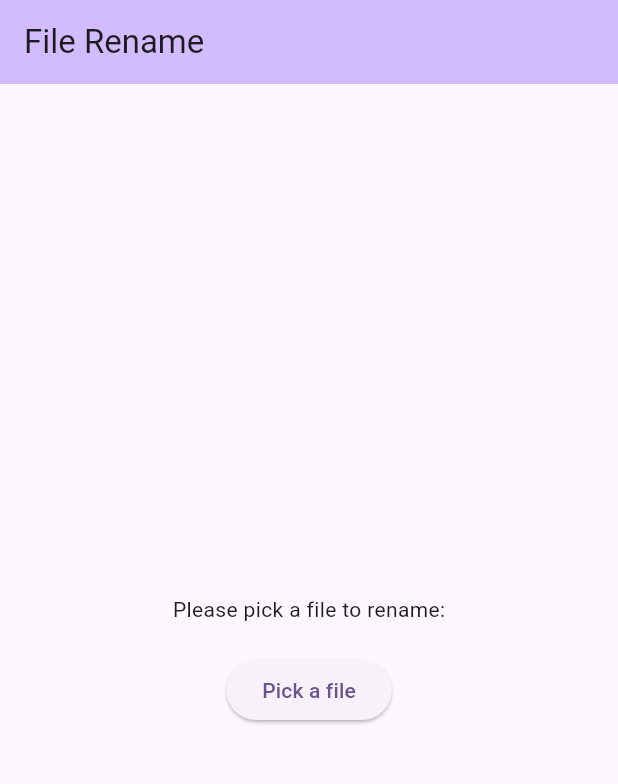
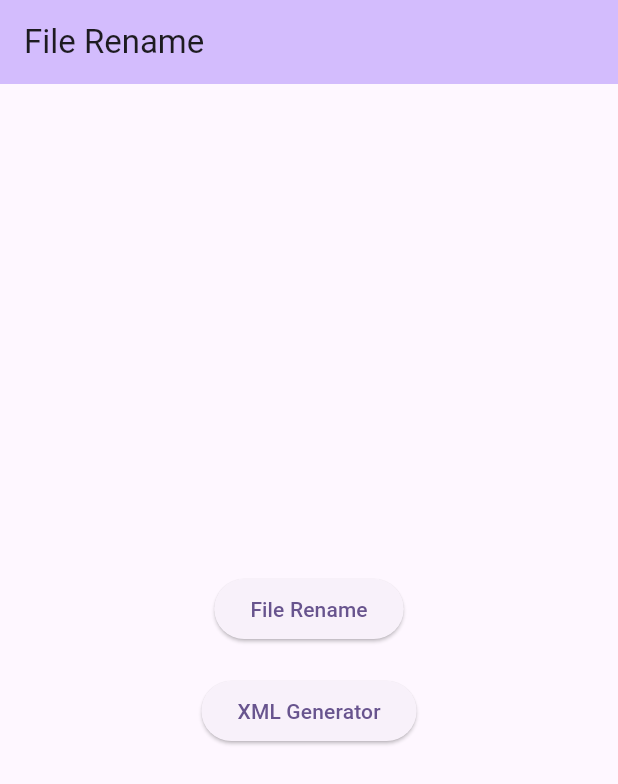
Before and after one commit to Nezouf/file_rename, a Flutter app: the screen it shows after launch, on a phone screen of 412 x 824 dp. Shown: the top 784 px of the screen. Run offline on Flutter 3.47's test engine with Material 3 defaults, Android fonts, the phone set to English and light mode, and no system bars; our stand-ins replace bloc, file_picker, flutter_bloc; project files that could hold a hidden picture were left out.

Commit message:
feat: add xml generation

```diff
--- a/lib/bloc/file_rename_cubit.dart
+++ b/lib/bloc/file_rename_cubit.dart
@@ -15,28 +15,65 @@ class FileRenameCubit extends Cubit<FileRenameState> {
 
   void pickFiles() async {
     emit(LoadingFiles());
-    FilePickerResult? result = await FilePicker.platform
-        .pickFiles(allowMultiple: true, allowCompression: false);
+    FilePickerResult? result = await FilePicker.platform.pickFiles(allowMultiple: true, allowCompression: false);
     if (result != null) {
       var files = result.paths.map((path) => File(path!)).toList();
       filmFiles = files.map((file) => FilmFile.fromFile(file)).toList();
       emit(FilesPicked(filmFiles));
+    } else {
+      emit(FilesPickInitial());
     }
   }
 
   renameFiles(List<FilmFile> filmFiles, String studio) {
     for (var filmFile in filmFiles) {
-      var newFileName = studio;
+      var newFileName = '[$studio]';
       if (filmFile.filmName.isNotEmpty) {
-        newFileName += ' - ${filmFile.filmName}';
+        newFileName += ' ${filmFile.filmName}';
       }
       if (filmFile.actorList.isNotEmpty) {
         newFileName += ' - ${filmFile.actorList.join(", ")}';
       }
-      filmFile.file
-          .renameSync('${filmFile.file.pathWithoutFileName}$newFileName.${filmFile.file.fileExtention}');
+      filmFile.file.renameSync('${filmFile.file.pathWithoutFileName}$newFileName.${filmFile.file.fileExtention}');
     }
     filmFiles.clear();
     emit(FilesPickInitial());
   }
+
+  generateXmlFile(List<File> files) {
+    RegExp regExp = RegExp(r'\[(.*?)\]\s*(.*?)\s*-\s*(.*)');
+    for (var file in files) {
+      RegExpMatch? match = regExp.firstMatch(file.fileNameWithoutExtension);
+      if (match != null) {
+        final studio = match.group(1) ?? '';
+        final film = match.group(2) ?? '';
+        final acteursString = match.group(3) ?? '';
+        List<String> acteurs = acteursString.split(RegExp(r',\s*|\s+and\s+')).map((acteur) => acteur.trim()).toList();
+        var xml = '';
+        xml += '<movie>\n';
+        xml += '  <title>${film}</title>\n';
+        xml += '  <originaltitle></originaltitle>\n';
+        xml += '  <sorttitle></sorttitle>\n';
+        xml += '  <set></set>\n';
+        xml += '  <rating></rating>\n';
+        xml += '  <releasedate>2000-06-15</releasedate>\n';
+        xml += '  <plot></plot>\n';
+        xml += '  <tagline></tagline>\n';
+        xml += '  <mpaa></mpaa>\n';
+        xml += '  <genre></genre>\n';
+        xml += '  <writer></writer>\n';
+        xml += '  <studio>$studio</studio>\n';
+        xml += '  <director></director>\n';
+        for (var actor in acteurs) {
+          xml += '  <actor>\n';
+          xml += '    <name>$actor</name>\n';
+          xml += '    <role></role>\n';
+          xml += '    <thumb></thumb>\n';
+          xml += '  </actor>\n';
+        }
+        xml += '</movie>\n';
+        File('${file.pathWithoutFileName}${file.fileNameWithoutExtension}.xml').writeAsStringSync(xml);
+      }
+    }
+  }
 }
--- a/lib/main.dart
+++ b/lib/main.dart
@@ -1,8 +1,5 @@
-import 'package:file_rename/bloc/file_rename_cubit.dart';
-import 'package:file_rename/bloc/option_cubit.dart';
-import 'package:file_rename/ui/pick_file_page.dart';
+import 'package:file_rename/ui/home_page.dart';
 import 'package:flutter/material.dart';
-import 'package:flutter_bloc/flutter_bloc.dart';
 
 void main() {
   runApp(const MyApp());
@@ -20,17 +17,7 @@ class MyApp extends StatelessWidget {
         colorScheme: ColorScheme.fromSeed(seedColor: Colors.deepPurple),
         useMaterial3: true,
       ),
-      home: MultiBlocProvider(
-        providers: [
-          BlocProvider<FileRenameCubit>(
-            create: (context) => FileRenameCubit(),
-          ),
-          BlocProvider<OptionCubit>(
-            create: (context) => OptionCubit(),
-          ),
-        ],
-        child: PickFilePage(),
-      ),
+      home: const HomePage(),
     );
   }
 }
--- /dev/null
+++ b/lib/ui/home_page.dart
@@ -0,0 +1,59 @@
+import 'package:file_rename/bloc/file_rename_cubit.dart';
+import 'package:file_rename/bloc/option_cubit.dart';
+import 'package:file_rename/ui/pick_file_page.dart';
+import 'package:file_rename/ui/xml_generator_page.dart';
+import 'package:flutter/material.dart';
+import 'package:flutter_bloc/flutter_bloc.dart';
+
+class HomePage extends StatelessWidget {
+  const HomePage({Key? key}) : super(key: key);
+
+  @override
+  Widget build(BuildContext context) {
+    return Scaffold(
+      appBar: AppBar(
+        backgroundColor: Theme.of(context).colorScheme.inversePrimary,
+        title: const Text('File Rename'),
+      ),
+      body: Center(
+        child: Column(
+          mainAxisAlignment: MainAxisAlignment.center,
+          children: [
+            ElevatedButton(
+                child: const Text('File Rename'),
+                onPressed: () {
+                  Navigator.push(
+                    context,
+                    MaterialPageRoute(
+                      builder: (context) => MultiBlocProvider(
+                        providers: [
+                          BlocProvider<FileRenameCubit>(create: (context) => FileRenameCubit()),
+                          BlocProvider<OptionCubit>(create: (context) => OptionCubit()),
+                        ],
+                        child: PickFilePage(),
+                      ),
+                    ),
+                  );
+                }),
+            SizedBox(height: 20),
+            ElevatedButton(
+                child: const Text('XML Generator'),
+                onPressed: () {
+                  Navigator.push(
+                    context,
+                    MaterialPageRoute(
+                      builder: (context) => MultiBlocProvider(
+                        providers: [
+                          BlocProvider<FileRenameCubit>(create: (context) => FileRenameCubit()),
+                        ],
+                        child: XmlGeneratorPage(),
+                      ),
+                    ),
+                  );
+                }),
+          ],
+        ),
+      ),
+    );
+  }
+}
```
Also changed, not shown: lib/ui/pick_file_page.dart (+9 -0 lines), lib/ui/xml_generator_page.dart (added, +60 -0 lines), pubspec.yaml (+4 -4 lines), pubspec.lock.
